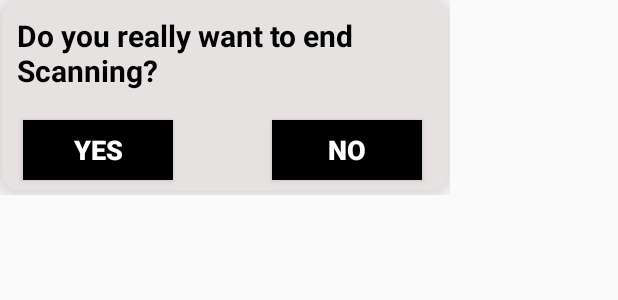
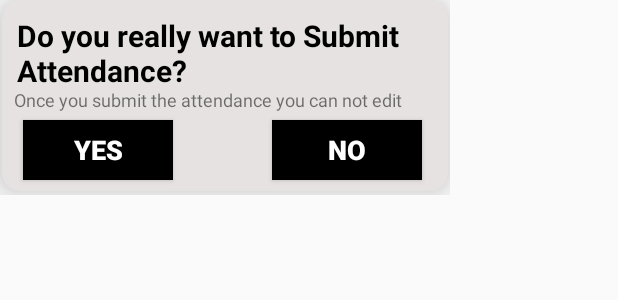
Before and after one commit to ravisharma46/SmartAttendanceSystem, an Android app: the layout end_scan_dailogalert.xml on its own in the app's theme, with its tools: preview values and no code run, on a phone screen of 412 x 824 dp. Shown: the top 300 px of the screen. Run offline under Robolectric (Android 15) with nearby library versions, the phone set to English and light mode, and no system bars.

Commit message:
edit alert layout

```diff
--- a/app/src/main/res/layout/activity_scanning.xml
+++ b/app/src/main/res/layout/activity_scanning.xml
@@ -4,6 +4,7 @@
     xmlns:tools="http://schemas.android.com/tools"
     android:layout_width="match_parent"
     android:layout_height="match_parent"
+    android:background="@color/white"
     tools:context=".scanningActivity">
 
     <com.journeyapps.barcodescanner.DecoratedBarcodeView
@@ -46,6 +47,7 @@
         android:layout_gravity="bottom|end"
         android:layout_margin="16dp"
         android:layout_marginStart="8dp"
+        android:background="@color/white"
         android:layout_marginEnd="8dp"
         android:layout_marginBottom="40dp"
         android:src="@android:drawable/ic_input_add"
--- a/app/src/main/res/layout/end_scan_dailogalert.xml
+++ b/app/src/main/res/layout/end_scan_dailogalert.xml
@@ -21,10 +21,16 @@
             android:layout_height="60sp"
             android:paddingLeft="10sp"
             android:paddingTop="10sp"
-            android:text="Do you really want to end Scanning?"
+            android:text="Do you really want to Submit Attendance?"
             android:textColor="@color/black"
             android:textSize="20sp"
             android:textStyle="bold" />
+        <TextView
+            android:layout_width="match_parent"
+            android:layout_marginTop="58sp"
+            android:textSize="12sp"
+            android:text="   Once you submit the attendance you can not edit "
+            android:layout_height="20sp" />
 
         <Button
             android:id="@+id/no_action"
```
